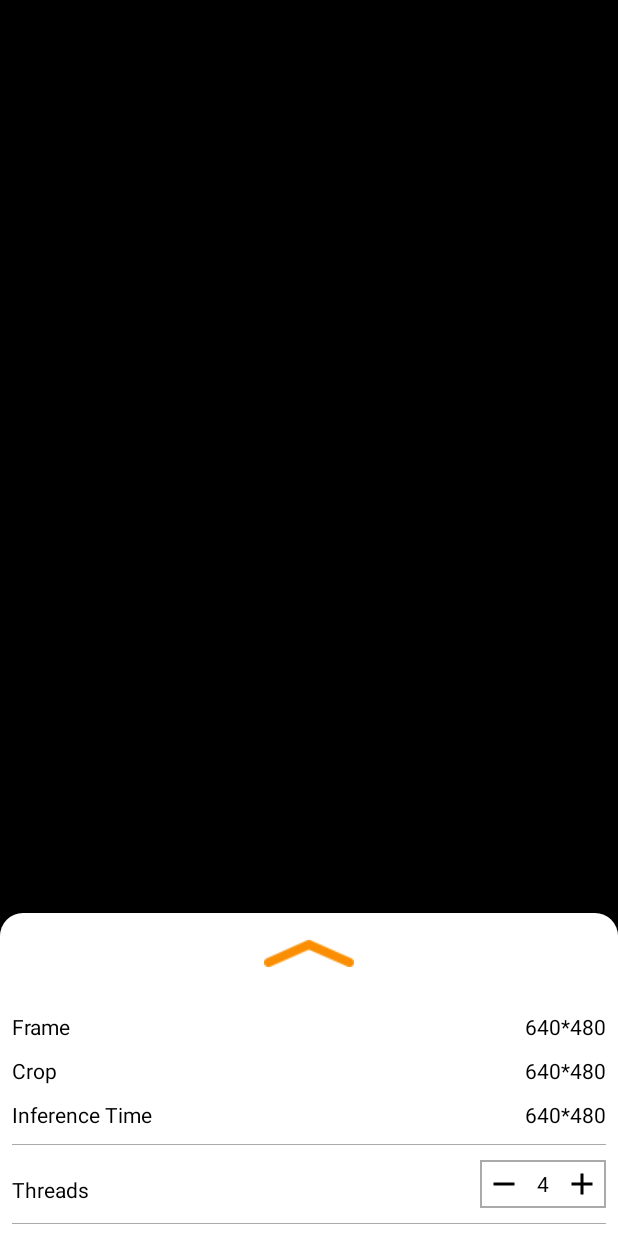
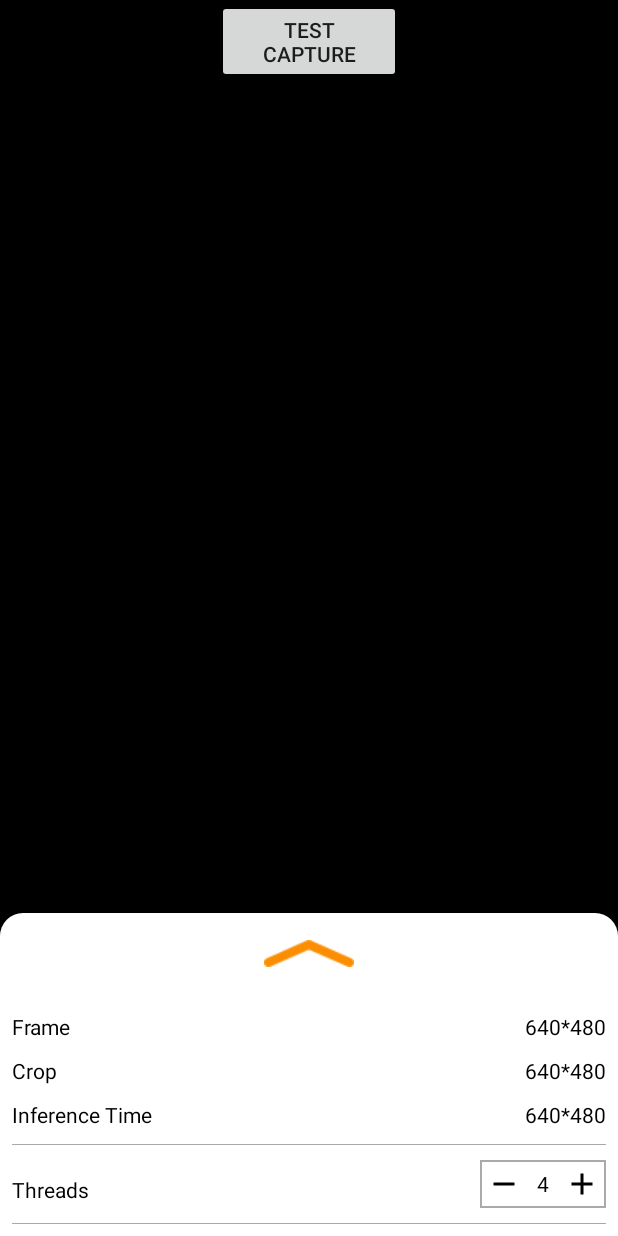
Before and after one commit to Circoolbilog/Philfida-abaca-app, an Android app: the layout activity_diagnose.xml on its own in the app's theme, with its tools: preview values and no code run, on a phone screen of 412 x 824 dp. Run offline under Robolectric (Android 15) with nearby library versions, the phone set to English and light mode, and no system bars.

Commit message:
Added the ability to capture still image

```diff
--- a/app/src/main/AndroidManifest.xml
+++ b/app/src/main/AndroidManifest.xml
@@ -16,7 +16,8 @@
         android:supportsRtl="true"
         android:theme="@style/AppTheme"
         android:usesCleartextTraffic="true">
-        <activity android:name=".otheractivities.AssesmentActivity"></activity>
+        <activity android:name=".otheractivities.ImagePreviewActivity"></activity>
+        <activity android:name=".otheractivities.AssesmentActivity" />
         <activity android:name=".AccountDetails" />
         <activity android:name=".DetectorActivity" />
         <activity
--- a/app/src/main/res/layout/activity_diagnose.xml
+++ b/app/src/main/res/layout/activity_diagnose.xml
@@ -20,34 +20,30 @@
     android:layout_height="match_parent"
     android:background="#00000000">
 
-    <RelativeLayout xmlns:android="http://schemas.android.com/apk/res/android"
-        xmlns:tools="http://schemas.android.com/tools"
+    <RelativeLayout
         android:layout_width="match_parent"
         android:layout_height="match_parent"
         android:background="@android:color/black"
         android:orientation="vertical">
 
 
-        <FrameLayout xmlns:android="http://schemas.android.com/apk/res/android"
-            xmlns:tools="http://schemas.android.com/tools"
+
+        <FrameLayout
             android:id="@+id/container"
             android:layout_width="match_parent"
             android:layout_height="match_parent"
-            tools:context=".Diagnose" />
+            tools:context=".Diagnose"
+            >
 
-        <androidx.appcompat.widget.Toolbar
-            android:id="@+id/toolbar"
-            android:layout_width="match_parent"
-            android:layout_height="?attr/actionBarSize"
-            android:layout_alignParentTop="true"
-            android:background="@color/tfe_semi_transparent">
-
-           <!-- <ImageView
-                android:layout_width="wrap_content"
-                android:layout_height="wrap_content"
-                android:src="@drawable/tfl2_logo" />-->
-        </androidx.appcompat.widget.Toolbar>
-
+        </FrameLayout>
+        <Button
+            android:layout_width="wrap_content"
+            android:layout_height="wrap_content"
+            android:layout_marginEnd="289dp"
+            android:onClick="CaptureImage"
+            android:text="TEST CAPTURE"
+            android:layout_centerHorizontal="true"
+            android:layout_alignTop="@+id/container"/>
     </RelativeLayout>
 
     <include
```
Also changed, not shown: app/src/main/java/ph/gov/philfida/da/abacaplanddiseasedeteciontapplayout/DetectorActivity.java (+14 -0 lines), app/src/main/java/ph/gov/philfida/da/abacaplanddiseasedeteciontapplayout/Diagnose.java (+22 -13 lines), app/src/main/java/ph/gov/philfida/da/abacaplanddiseasedeteciontapplayout/otheractivities/ImagePreviewActivity.java (added, +37 -0 lines), app/src/main/res/layout/activity_image_preview.xml (added, +20 -0 lines).
